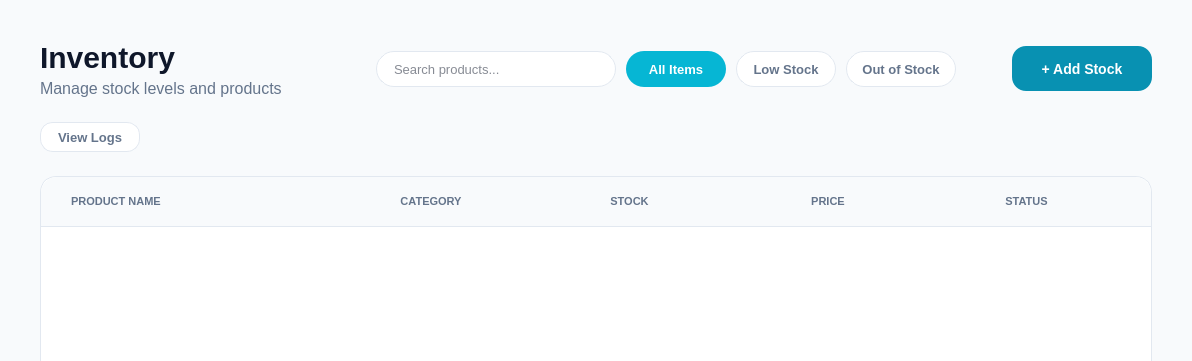
Old version of the form views/inventory_window.ui in the repository hiroluv/ShelfSync_POS; both pictures show x 0 to 1192 and y 0 to 361 of the 1192 by 699 pixel window.
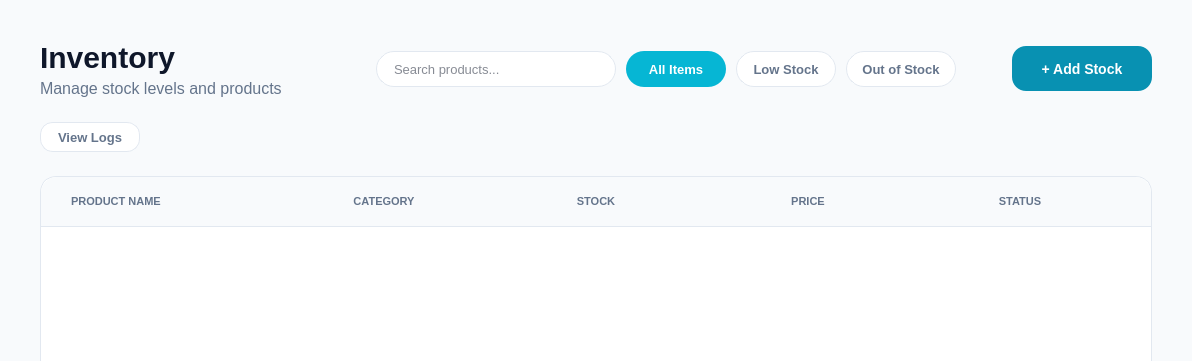
New version of the form.

The edit to the form file:
```diff
--- a/views/inventory_window.ui
+++ b/views/inventory_window.ui
@@ -293,22 +293,6 @@
            </property>
           </widget>
          </item>
-         <item>
-          <spacer name="horizontalSpacer">
-           <property name="orientation">
-            <enum>Qt::Orientation::Horizontal</enum>
-           </property>
-           <property name="sizeType">
-            <enum>QSizePolicy::Policy::Maximum</enum>
-           </property>
-           <property name="sizeHint" stdset="0">
-            <size>
-             <width>67</width>
-             <height>20</height>
-            </size>
-           </property>
-          </spacer>
-         </item>
          <item>
           <widget class="QLabel" name="h_cat">
            <property name="styleSheet">
```
